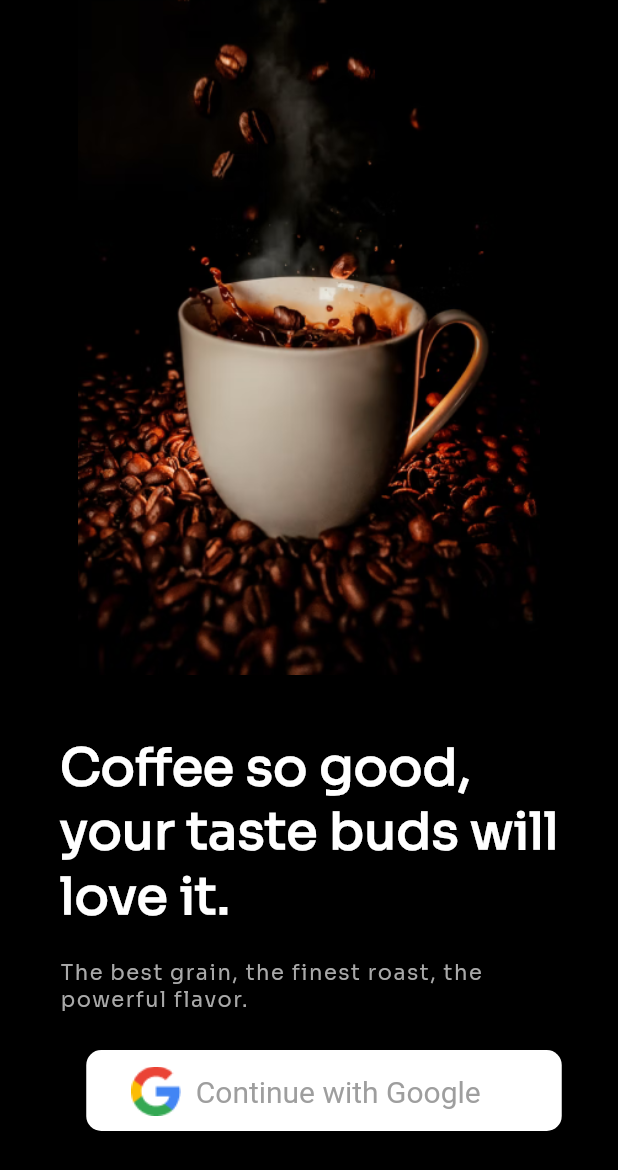
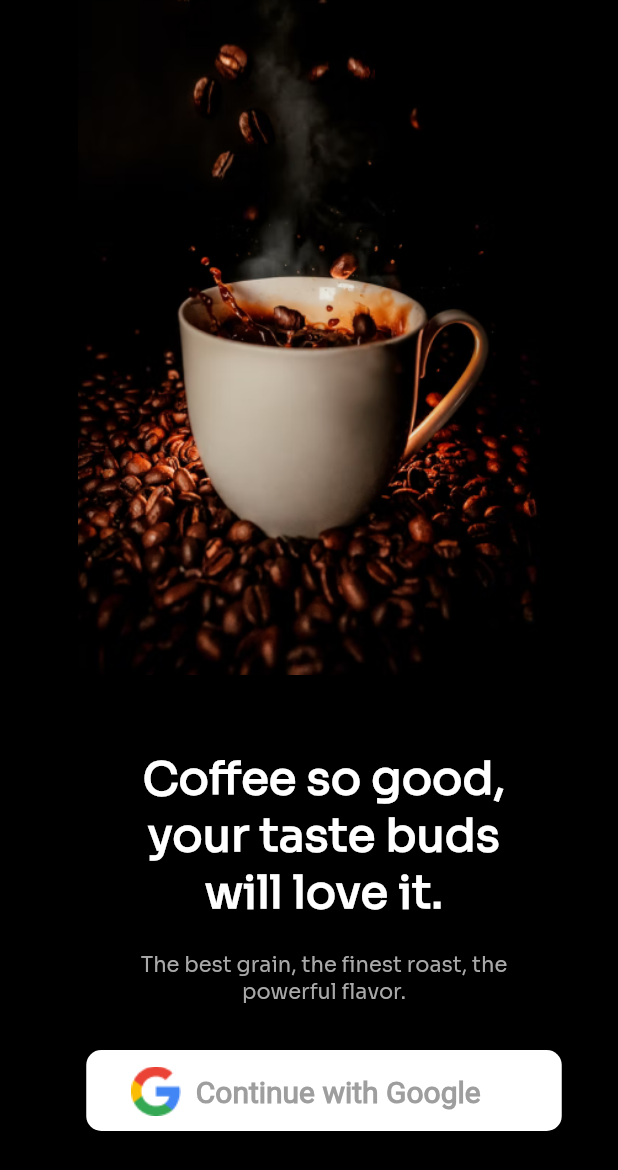
Before and after one commit to Cashkid500/coffee_shop, a Flutter app: the screen it shows after launch, on a phone screen of 412 x 824 dp. Shown: the top 1170 px of the screen. Run offline on Flutter 3.47's test engine with Material 2 defaults, Android fonts, the phone set to English and light mode, and no system bars.

Commit message:
Fixed the text alignment to center to correlate to what we have on the figma

```diff
--- a/lib/main.dart
+++ b/lib/main.dart
@@ -45,37 +45,37 @@ class _HomePageState extends State<HomePage> {
                 child: Column(
                   children: [
                     SizedBox(
-                      height: 10.0,
+                      height: 80.0,
                     ),
                     SizedBox(
-                      width: 500,
-                      child: Center(
-                        child: Text(
-                          'Coffee so good, your taste buds will love it.',
-                          style: TextStyle(
-                                color: Color(0xffFFFFFF),
-                                fontSize: 34.0,
-                                fontWeight: FontWeight.w600,
-                                fontFamily: 'Sora',),
-                        ),
+                      width: 260,
+                      child: Text(
+                        'Coffee so good, your taste buds will love it.',
+                        style: TextStyle(
+                            color: Color(0xffFFFFFF),
+                            fontFamily: 'Sora',
+                            fontSize: 30.0,
+                            fontWeight: FontWeight.w600),
+                        textAlign: TextAlign.center,
                       ),
                     ),
                     SizedBox(
                       height: 20.0,
                     ),
-                    Center(
+                    SizedBox(
+                      width: 260,
                       child: Text(
                         'The best grain, the finest roast, the powerful flavor.',
                         style: TextStyle(
-                              fontSize: 14.0,
-                              fontFamily: 'Sora',
-                              fontWeight: FontWeight.w400,
-                              color: Color(0xffA9A9A9),
-                              letterSpacing: 1.0),
+                            color: Color(0xffA9A9A9),
+                            fontFamily: 'Sora',
+                            fontSize: 14.0,
+                            fontWeight: FontWeight.w400),
+                        textAlign: TextAlign.center,
                       ),
                     ),
                     SizedBox(
-                      height: 25.0,
+                      height: 30.0,
                     ),
                     GestureDetector(
                       onTap: () {
@@ -107,7 +107,7 @@ class _HomePageState extends State<HomePage> {
                                   style: TextStyle(
                                       fontFamily: 'Roboto',
                                       fontSize: 20,
-                                      fontWeight: FontWeight.w500,
+                                      fontWeight: FontWeight.w600,
                                       color: Colors.grey,
                                     ),
                                 ),
```
